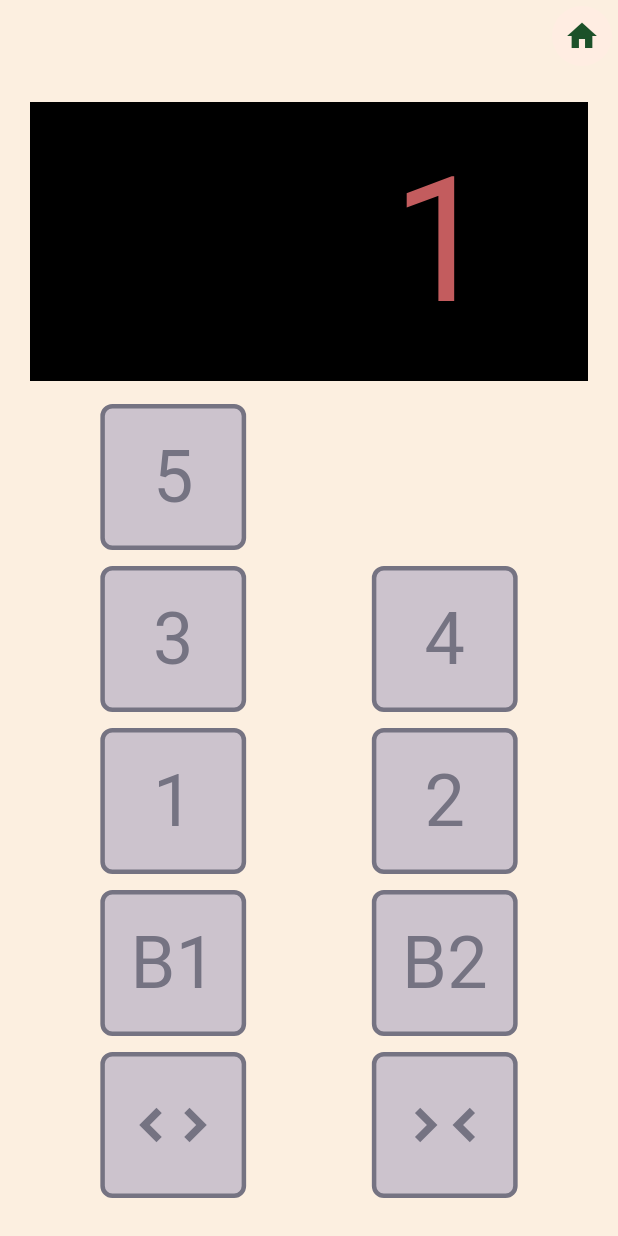
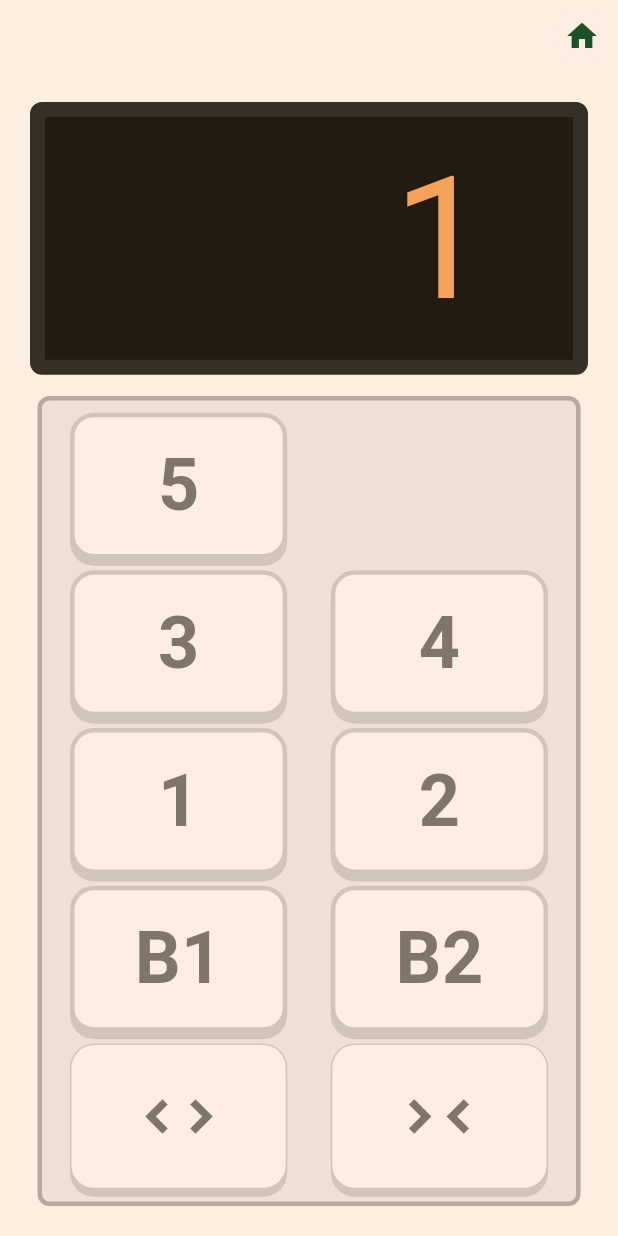
Before and after one commit to ytcheng-dev/kids-elevator, a Flutter app: the screen it shows after launch, after a tap on "面板模式", on a phone screen of 412 x 824 dp. Run offline on Flutter 3.47's test engine with Material 3 defaults, Android fonts, the phone set to English and light mode, and no system bars; our stand-ins replace audioplayers, flutter_riverpod, video_player.

Commit message:
panel page style

```diff
--- a/app/lib/screens/animal_page.dart
+++ b/app/lib/screens/animal_page.dart
@@ -14,7 +14,7 @@ import '../models/voice_player.dart';
 import '../models/sfx_player.dart';
 
 import '../widgets/animal_page/direction_icon.dart';
-import '../widgets/animal_page/floor_tile.dart';
+import '../widgets/floor_tile.dart';
 import '../widgets/animal_page/question_button.dart';
 import '../widgets/back_leading.dart';
 
--- a/app/lib/screens/panel_page.dart
+++ b/app/lib/screens/panel_page.dart
@@ -11,11 +11,11 @@ import '../models/animate_offset.dart';
 import '../models/voice_player.dart';
 import '../models/sfx_player.dart';
 
-import '../styles/panel_page.dart';
+import '../styles/panel_page_css.dart';
 import '../styles/layout_css.dart';
 
 import '../widgets/panel_page/door_button.dart';
-import '../widgets/panel_page/floor_tile.dart';
+import '../widgets/floor_tile.dart';
 import '../widgets/panel_page/floor_display.dart';
 import '../widgets/back_leading.dart';
 
--- a/app/lib/screens/panel_page/portrait.dart
+++ b/app/lib/screens/panel_page/portrait.dart
@@ -47,51 +47,57 @@ Widget _portraitButtonGrpBuilder(
   double maxWidth = constraints.maxWidth;
   double maxHeight = constraints.maxHeight;
 
-  double btnWidth = maxWidth * CSSManager.shortSidePercent,
-      btnHeight = maxHeight * CSSManager.longSidePercent,
-      btnSize = min(btnWidth, btnHeight);
+  double btnWidth =  maxWidth * 0.8 * 0.5,
+         btnHeight = maxHeight * 0.9 * 0.2;
 
-  return Column(
+  return Container(
+    padding: LayoutCss.p1,
+    decoration: BoxDecoration(
+      color: LayoutCss.surface,
+      borderRadius: BorderRadius.circular(8),
+      border: Border.all(
+        color: LayoutCss.surfaceBorder,
+        width: 3
+      )
+    ),
+    child: Column(
       mainAxisAlignment: MainAxisAlignment.spaceAround,
       children: <Widget>[
         Row(
           mainAxisAlignment: MainAxisAlignment.spaceAround,
           children: <Widget>[
-            CSSManager.getButtonBox(_getFloorTile(state, 4), btnSize),
-            SizedBox(width: btnSize),
+            _getFloorTile(state, 4, btnWidth, btnHeight),
+            SizedBox(width: btnWidth),
           ],
         ),
         Row(
           mainAxisAlignment: MainAxisAlignment.spaceAround,
           children: <Widget>[
-            CSSManager.getButtonBox(_getFloorTile(state, 2), btnSize),
-            CSSManager.getButtonBox(_getFloorTile(state, 3), btnSize),
+            _getFloorTile(state, 2, btnWidth, btnHeight),
+            _getFloorTile(state, 3, btnWidth, btnHeight),
           ],
         ),
         Row(
           mainAxisAlignment: MainAxisAlignment.spaceAround,
           children: <Widget>[
-            CSSManager.getButtonBox(_getFloorTile(state, 0), btnSize),
-            CSSManager.getButtonBox(_getFloorTile(state, 1), btnSize),
+            _getFloorTile(state, 0, btnWidth, btnHeight),
+            _getFloorTile(state, 1, btnWidth, btnHeight),
           ],
         ),
         Row(
           mainAxisAlignment: MainAxisAlignment.spaceAround,
           children: <Widget>[
-            CSSManager.getButtonBox(_getFloorTile(state, -1), btnSize),
-            CSSManager.getButtonBox(_getFloorTile(state, -2), btnSize),
+            _getFloorTile(state, -1, btnWidth, btnHeight),
+            _getFloorTile(state, -2, btnWidth, btnHeight),
           ],
         ),
         Row(
           mainAxisAlignment: MainAxisAlignment.spaceAround,
           children: <Widget>[
-            CSSManager.getButtonBox(
-                _getDoorButton(state, state.actionMap[ActionType.open]!),
-                btnSize),
-            CSSManager.getButtonBox(
-                _getDoorButton(state, state.actionMap[ActionType.close]!),
-                btnSize),
+            _getDoorButton(state, state.actionMap[ActionType.open]!, btnWidth, btnHeight),
+            _getDoorButton(state, state.actionMap[ActionType.close]!, btnWidth, btnHeight)
           ],
         )
-      ]);
+      ])
+    );
 }
--- a/app/lib/screens/panel_page/shared.dart
+++ b/app/lib/screens/panel_page/shared.dart
@@ -7,18 +7,26 @@ Widget _mainFloorScreen(_PanelPageState state) {
       floorText: state.floorMap[state.elevator.currentFloor]!.title);
 }
 
-Widget _getFloorTile(_PanelPageState state, int btnKey) {
+Widget _getFloorTile(_PanelPageState state, int btnKey, double btnWidth, double btnHeight) {
   FloorButton floorButton = state.floorMap[btnKey]!;
 
-  return FloorTile(
-      floorButton: floorButton,
-      onTap: () {
-        state.floorTileOnTap(floorButton, btnKey);
-      });
+  return SizedBox(
+      width: btnWidth,
+      height: btnHeight,
+      child: FloorTile(
+          floorButton: floorButton,
+          onTap: () {
+            state.floorTileOnTap(floorButton, btnKey);
+        }
+      )
+    );
 }
 
-Widget _getDoorButton(_PanelPageState state, ActionButton actionButton) {
-  return DoorButton(
+Widget _getDoorButton(_PanelPageState state, ActionButton actionButton, double btnWidth, double btnHeight) {
+  return SizedBox(
+    width: btnWidth,
+    height: btnHeight,
+    child: DoorButton(
       actionButton: actionButton,
       onTap: () {
         state.doorButtonOnTap(actionButton);
@@ -28,7 +36,8 @@ Widget _getDoorButton(_PanelPageState state, ActionButton actionButton) {
           : state.doOpenLongPressStart,
       onLongPressEnd: actionButton.btnType == ActionType.close
           ? null
-          : state.doOpenLongPressEnd);
+          : state.doOpenLongPressEnd)
+  );
 }
 
 Widget _getHomeButton(_PanelPageState state) {
--- a/app/lib/styles/panel_page.dart
+++ /dev/null
@@ -1,24 +0,0 @@
-import 'package:flutter/material.dart';
-
-class CSSManager {
-  static const Color backgroundGray = Color(0xFFCCC3CD);
-  static const Color defaultBlack = Color(0xFF757382);
-  static const Color highlight = Color(0xFFAD6777);
-  static const Color screenText = Color(0xFFC35C5E);
-
-  static const double shortSidePercent = 0.35; // 按鈕的寬邊 (百分比)
-  static const double longSidePercent = 0.18; // 按鈕的長邊(百分比)
-
-  static BoxDecoration buttonDecoration(bool isHighlight) {
-    return BoxDecoration(
-        color: backgroundGray,
-        borderRadius: BorderRadius.circular(8),
-        border: Border.all(
-            color: isHighlight ? highlight : defaultBlack, width: 3));
-  }
-
-  static SizedBox getButtonBox(Widget btn, double width) {
-    return SizedBox(
-        width: width, child: AspectRatio(aspectRatio: 1, child: btn));
-  }
-}
--- /dev/null
+++ b/app/lib/styles/panel_page_css.dart
@@ -0,0 +1,6 @@
+import 'package:flutter/material.dart';
+
+class PanelPageCss {
+  static const double shortSidePercent = 0.35; // 按鈕的寬邊 (百分比)
+  static const double longSidePercent = 0.18; // 按鈕的長邊(百分比)
+}
--- a/app/lib/widgets/animal_page/floor_tile.dart
+++ b/app/lib/widgets/floor_tile.dart
@@ -1,6 +1,8 @@
 import 'package:flutter/material.dart';
 
-import '../../models/panel_buttons.dart';
+import '../models/panel_buttons.dart';
+
+import '../styles/layout_css.dart';
 
 class FloorTile extends StatefulWidget {
   const FloorTile ({
@@ -20,7 +22,10 @@ class FloorTile extends StatefulWidget {
 class _FloorTileState extends State<FloorTile> {
   _FloorTileState();
 
-  bool isPressed = false;
+  bool _isPressed = false;
+
+  final Color highlightColor = LayoutCss.secondary5,
+              shadowColor = LayoutCss.neutral2;
 
   @override
   Widget build(BuildContext context) {
@@ -28,28 +33,28 @@ class _FloorTileState extends State<FloorTile> {
       onTap: widget.onTap,
       onTapDown: (tapDownDetails) {
         setState(() {
-          isPressed = true;
+          _isPressed = true;
         });
       },
       onTapUp: (tapUpDetails) {
         setState(() {
-          isPressed = false;
+          _isPressed = false;
         });
       },
       onTapCancel: () {
         setState(() {
-          isPressed = false;
+          _isPressed = false;
         });
       },
       child: Container(
         alignment: Alignment.center,
-        padding: const EdgeInsets.all(10),
+        padding: LayoutCss.p2,
         decoration: BoxDecoration(
-          color: widget.floorButton.isTarget ? const Color(0xFFFFEDE2) : Colors.white,
+          color: widget.floorButton.isTarget ? LayoutCss.secondary2 : LayoutCss.secondary0,
           borderRadius: BorderRadius.circular(16),
           border: Border.all(
-            color: const Color(0xFFDDD6CC),
-            width: 1
+            color: widget.floorButton.isTarget ? highlightColor : shadowColor,
+            width: 3
           ),
           boxShadow: [_getShadow()]
         ),
@@ -61,7 +66,7 @@ class _FloorTileState extends State<FloorTile> {
             style: TextStyle(
               fontSize: 48,
               fontWeight: FontWeight.bold,
-              color: widget.floorButton.isTarget ? const Color(0xFF6D3A00) : Colors.black
+              color: widget.floorButton.isTarget ? highlightColor : LayoutCss.text1
             )
           )
         )
@@ -71,24 +76,24 @@ class _FloorTileState extends State<FloorTile> {
 
   BoxShadow _getShadow() {
     if (widget.floorButton.isTarget) {
-      return const BoxShadow(
-        color: Color(0xFF6D3A00),
-        offset: Offset(0, 5),
-        blurRadius: 3
+      return BoxShadow(
+        color: highlightColor,
+        offset: const Offset(0, 5),
+        blurRadius: 0
       );
     }
     else {
-      return isPressed ?
-            const BoxShadow(
-              color: Color(0xFF665D52),
-              offset: Offset(0,1),
-              blurRadius: 1
+      return _isPressed ?
+            BoxShadow(
+              color: shadowColor,
+              offset: const Offset(0,1),
+              blurRadius: 0
             )
            :
-            const BoxShadow(
-              color: Color(0xFF665D52),
-              offset: Offset(0,5),
-              blurRadius: 3
+            BoxShadow(
+              color: shadowColor,
+              offset: const Offset(0,5),
+              blurRadius: 0
             );
 
     }
--- a/app/lib/widgets/panel_page/door_button.dart
+++ b/app/lib/widgets/panel_page/door_button.dart
@@ -2,7 +2,7 @@ import 'package:flutter/material.dart';
 
 import '../../models/panel_buttons.dart';
 
-import '../../styles/panel_page.dart';
+import '../../styles/layout_css.dart';
 
 class DoorButton extends StatefulWidget {
   const DoorButton(
@@ -26,6 +26,9 @@ class DoorButton extends StatefulWidget {
 
 class _DoorButtonState extends State<DoorButton> {
   _DoorButtonState();
+
+  final Color highlightColor = LayoutCss.secondary5,
+                shadowColor = LayoutCss.neutral2;
 
   bool _isPressed = false;
 
@@ -59,8 +62,17 @@ class _DoorButtonState extends State<DoorButton> {
           },
           child: Container(
               alignment: Alignment.center,
-              padding: const EdgeInsets.all(10),
-              decoration: CSSManager.buttonDecoration(_isPressed),
+              padding: LayoutCss.p2,
+              decoration: BoxDecoration(
+                color: _isPressed ? LayoutCss.secondary2 : LayoutCss.secondary0,
+                borderRadius: BorderRadius.circular(16),
+                border: Border.all(
+                  color: _isPressed ? highlightColor : shadowColor
+                ),
+                boxShadow: [
+                  _getShadow()
+                ]
+              ),
               child: RotatedBox(
                   quarterTurns: 1,
                   child: FittedBox(
@@ -68,8 +80,22 @@ class _DoorButtonState extends State<DoorButton> {
                       child: Icon(widget.actionButton.iconCode,
                           size: 60,
                           color: _isPressed
-                              ? CSSManager.highlight
-                              : CSSManager.defaultBlack)))),
+                              ? highlightColor
+                              : LayoutCss.text1)))),
         ));
   }
+  BoxShadow _getShadow() {
+    return _isPressed ?
+        BoxShadow(
+          color: shadowColor,
+          offset: const Offset(0,1),
+          blurRadius: 0
+        )
+        :
+        BoxShadow(
+          color: shadowColor,
+          offset: const Offset(0,5),
+          blurRadius: 0
+        );
+  }
 }
--- a/app/lib/widgets/panel_page/floor_display.dart
+++ b/app/lib/widgets/panel_page/floor_display.dart
@@ -3,7 +3,7 @@ import 'package:flutter/material.dart';
 import '../../models/animate_offset.dart';
 import '../../models/elevator.dart';
 
-import '../../styles/panel_page.dart';
+import '../../styles/layout_css.dart';
 
 import 'direction_icon.dart';
 
@@ -22,9 +22,16 @@ class FloorDisplay extends StatelessWidget {
   @override
   Widget build(BuildContext context) {
     return Container(
+        margin: LayoutCss.mb1,
+        decoration: BoxDecoration(
+          color: LayoutCss.neutral9,
+          borderRadius: BorderRadius.circular(8),
+          border: Border.all(
+            color: LayoutCss.neutral8,
+            width: 10
+          )
+        ),
         clipBehavior: Clip.hardEdge,
-        decoration: const BoxDecoration(color: Colors.black),
-        padding: const EdgeInsets.all(10),
         child: Row(
           mainAxisAlignment: MainAxisAlignment.spaceAround,
           children: <Widget>[
@@ -34,8 +41,10 @@ class FloorDisplay extends StatelessWidget {
                     fit: BoxFit.contain,
                     child: Text(floorText,
                         textAlign: TextAlign.center,
-                        style: const TextStyle(
-                            color: CSSManager.screenText, fontSize: 72))))
+                        style: TextStyle(
+                            color: LayoutCss.secondary,
+                            fontSize: LayoutCss.h1
+                          ))))
           ],
         ));
   }
--- a/app/lib/widgets/panel_page/floor_tile.dart
+++ /dev/null
@@ -1,31 +0,0 @@
-import 'package:flutter/material.dart';
-
-import '../../models/panel_buttons.dart';
-import '../../styles/panel_page.dart';
-
-class FloorTile extends StatelessWidget {
-  const FloorTile({super.key, required this.floorButton, this.onTap});
-
-  final FloorButton floorButton;
-
-  final VoidCallback? onTap;
-
-  @override
-  Widget build(BuildContext context) {
-    return GestureDetector(
-        onTap: onTap,
-        child: Container(
-            alignment: Alignment.center,
-            padding: const EdgeInsets.all(10),
-            decoration: CSSManager.buttonDecoration(floorButton.isTarget),
-            child: FittedBox(
-                fit: BoxFit.contain,
-                child: Text(floorButton.title,
-                    textAlign: TextAlign.center,
-                    style: TextStyle(
-                        color: floorButton.isTarget
-                            ? CSSManager.highlight
-                            : CSSManager.defaultBlack,
-                        fontSize: 48)))));
-  }
-}
```
Also changed, not shown: app/lib/screens/panel_page/landscape.dart (+15 -19 lines), app/lib/widgets/arrow_icon.dart (+5 -5 lines).
